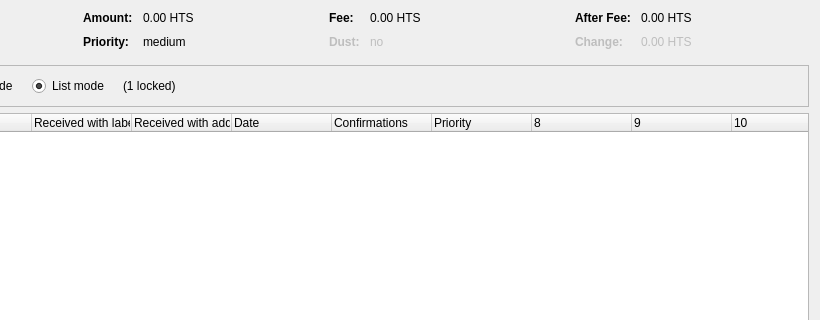
Old version of the form src/qt/forms/coincontroldialog.ui in the repository diablax2/bts; both pictures show x 180 to 1000 and y 0 to 320 of the 1000 by 500 pixel window.
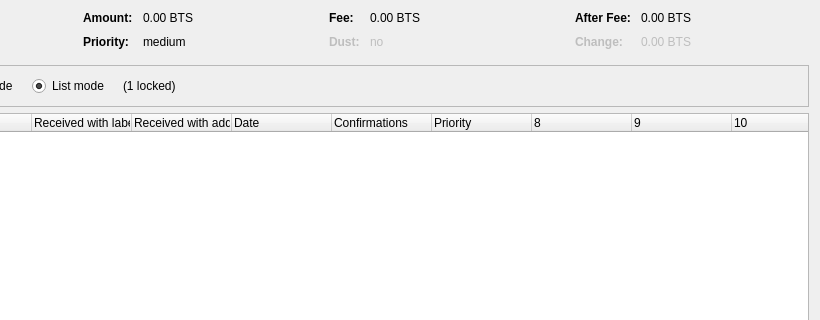
New version of the form. Custom widgets are drawn as their Qt base class.

```diff
--- a/src/qt/forms/coincontroldialog.ui
+++ b/src/qt/forms/coincontroldialog.ui
@@ -135,7 +135,7 @@
           <enum>Qt::ActionsContextMenu</enum>
          </property>
          <property name="text">
-          <string notr="true">0.00 HTS</string>
+          <string notr="true">0.00 BTS</string>
          </property>
          <property name="textInteractionFlags">
           <set>Qt::LinksAccessibleByMouse|Qt::TextSelectableByKeyboard|Qt::TextSelectableByMouse</set>
@@ -209,7 +209,7 @@
           <enum>Qt::ActionsContextMenu</enum>
          </property>
          <property name="text">
-          <string notr="true">0.00 HTS</string>
+          <string notr="true">0.00 BTS</string>
          </property>
          <property name="textInteractionFlags">
           <set>Qt::LinksAccessibleByMouse|Qt::TextSelectableByKeyboard|Qt::TextSelectableByMouse</set>
@@ -289,7 +289,7 @@
           <enum>Qt::ActionsContextMenu</enum>
          </property>
          <property name="text">
-          <string notr="true">0.00 HTS</string>
+          <string notr="true">0.00 BTS</string>
          </property>
          <property name="textInteractionFlags">
           <set>Qt::LinksAccessibleByMouse|Qt::TextSelectableByKeyboard|Qt::TextSelectableByMouse</set>
@@ -324,7 +324,7 @@
           <enum>Qt::ActionsContextMenu</enum>
          </property>
          <property name="text">
-          <string notr="true">0.00 HTS</string>
+          <string notr="true">0.00 BTS</string>
          </property>
          <property name="textInteractionFlags">
           <set>Qt::LinksAccessibleByMouse|Qt::TextSelectableByKeyboard|Qt::TextSelectableByMouse</set>
```
